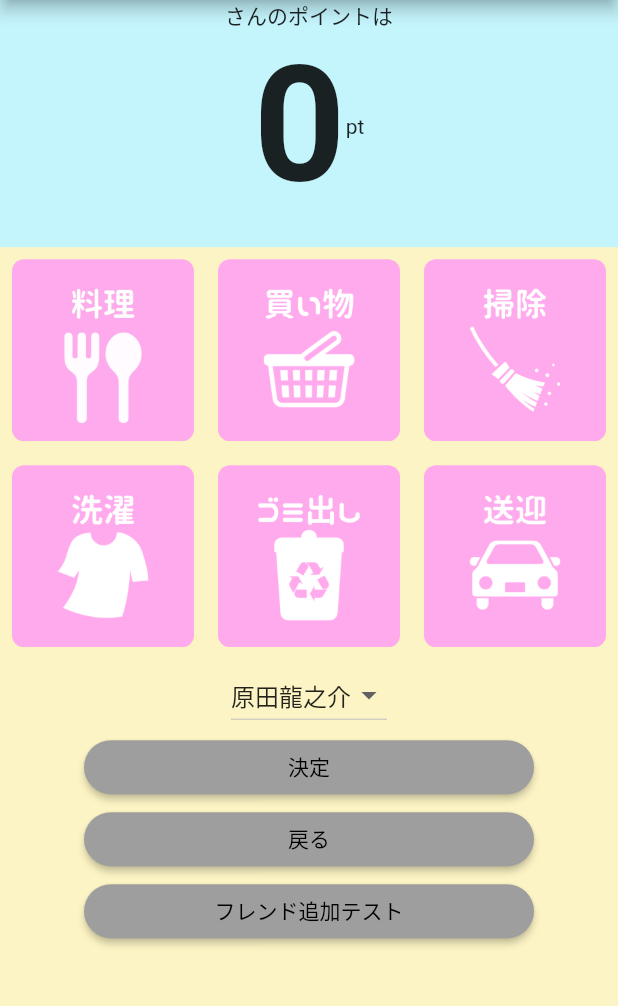
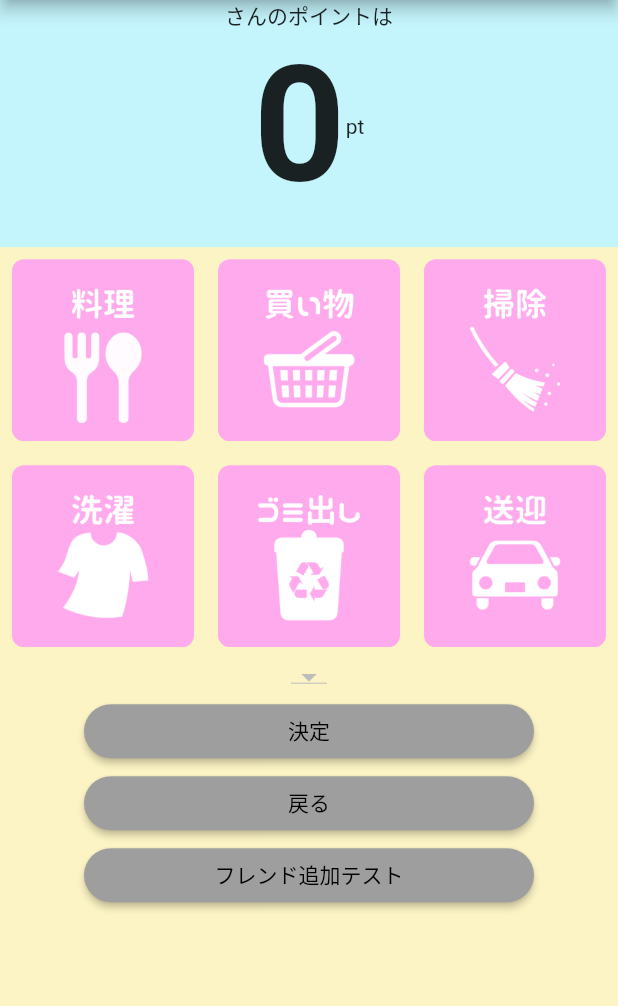
Before and after one commit to Dra-ryu/present_thanks_app, a Flutter app: the screen it shows after launch, after a tap on "ログイン", after a tap on "登録", after a tap on "テスト用ボタン", on a phone screen of 412 x 824 dp, the part 84-1090 px from its top. Run offline on Flutter 3.47's test engine with Material 2 defaults, Android fonts, the phone set to English and light mode, and no system bars; our stand-ins replace cloud_firestore, firebase_auth, firebase_core, shared_preferences; accounts and stored records are empty.

Commit message:
フレンド情報をドロップダウンで表示する機能の実装途中

```diff
--- a/lib/housework_select.dart
+++ b/lib/housework_select.dart
@@ -42,7 +42,7 @@ class HouseworkSelectPageState extends State<HouseworkSelectPage> {
   int currentPoint = 0;  // Todo firebaseからポイントを取得する処理
 
   // todo 取り出したフレンドの情報をこのリストに格納していく
-  List<String> dropdownItems = ["原田龍之介", "原田", "龍之介"];
+  List<String> dropdownItems = [];
   String uemail = '';
 
 
@@ -95,6 +95,7 @@ class HouseworkSelectPageState extends State<HouseworkSelectPage> {
   List friendsInformation = [];
   final _userInformations = FirebaseFirestore.instance.collection('users');
   final _friendInformations = FirebaseFirestore.instance.collection('friends');
+  int friendCounter = 0;
 
   final _auth = FirebaseAuth.instance;
 
@@ -127,6 +128,9 @@ class HouseworkSelectPageState extends State<HouseworkSelectPage> {
           print(doc.id);
           /// 取得したドキュメントIDのフィールド値nameの値を取得する
           print(doc.get('friendID'));
+          dropdownItems.add(doc.get('friendID'));
+          print(dropdownItems);
+          friendCounter++;
         });
       });
 
@@ -192,27 +196,14 @@ class HouseworkSelectPageState extends State<HouseworkSelectPage> {
             display_buttons("送迎"),
           ],
         ),
-        DropdownButton(
-          items: [
-            DropdownMenuItem(
-              child: Text(dropdownItems[0]),
-              value: dropdownItems[0],
-            ),
-            DropdownMenuItem(
-              child: Text(dropdownItems[1]),
-              value: dropdownItems[1],
-            ),
-            DropdownMenuItem(
-              child: Text(dropdownItems[2]),
-              value: dropdownItems[2],
-            ),
-          ],
+        DropdownButton<String>(
+          value: isSelectedItem,
+          items: dropdownItems.map((String list) => DropdownMenuItem(value: list, child: Text(list))).toList(),
           onChanged: (String? value){
             setState(() {
               isSelectedItem = value;
             });
           },
-          value: isSelectedItem,
 
         ),
 
```
